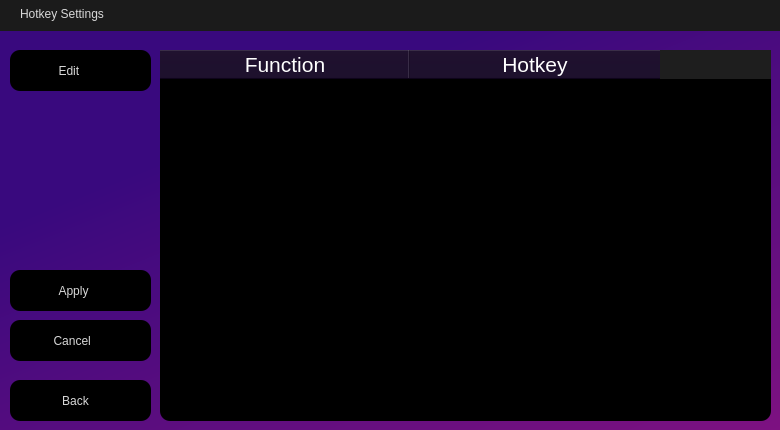
Old version of the form assets/HotkeySettings.ui in the repository ifreddyrod/SPYDER-Player-pyqt.
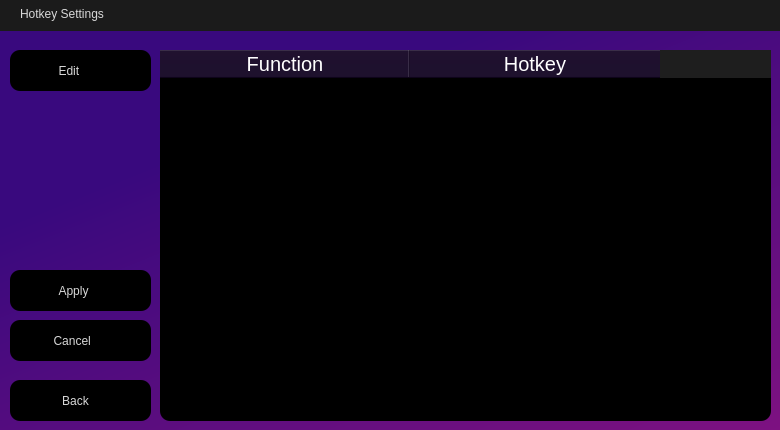
New version of the form. Icons and pictures are not drawn.

```diff
--- a/assets/HotkeySettings.ui
+++ b/assets/HotkeySettings.ui
@@ -227,7 +227,7 @@
     </property>
     <property name="font">
      <font>
-      <pointsize>16</pointsize>
+      <pointsize>15</pointsize>
      </font>
     </property>
    </column>
@@ -237,7 +237,7 @@
     </property>
     <property name="font">
      <font>
-      <pointsize>16</pointsize>
+      <pointsize>15</pointsize>
      </font>
     </property>
    </column>
```
Left out of the diff: 4 changed lines with no effect on the pictures.
